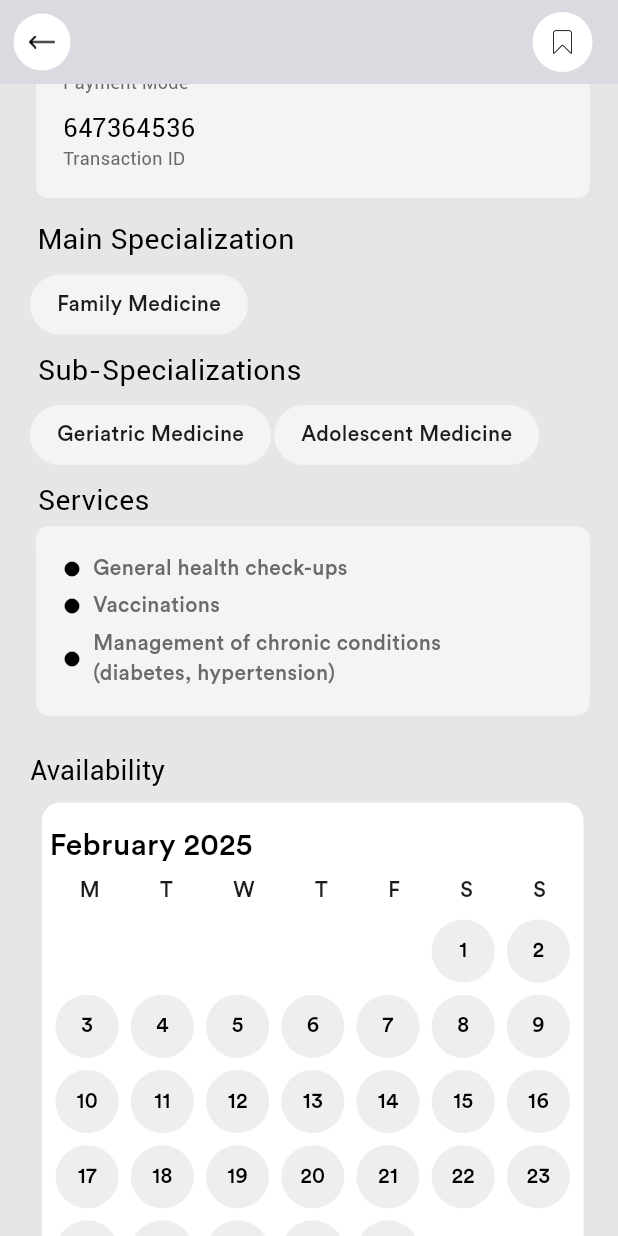
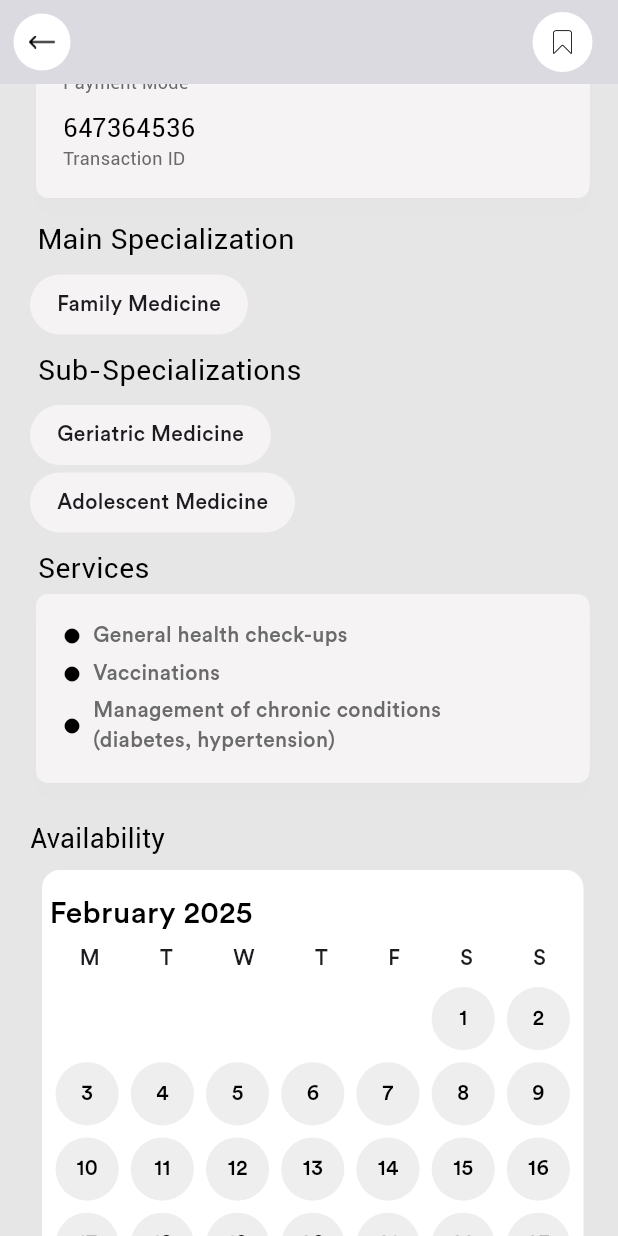
Before and after one commit to expoders8/ZynabAIExpoders, a Flutter app: the AppointmentDetailsPage screen opened by its route, scrolled down 576 dp, on a phone screen of 412 x 824 dp. Run offline on Flutter 3.47's test engine with Material 3 defaults, Android fonts, the phone set to English and light mode, and no system bars; our stand-ins replace accordion, avatar_glow, camera, flutter_typeahead, get, get_storage and 4 more; missing offline and left inert: bottom_picker, flutter_overlay_loader, flutter_sound, voice_message_package; accounts and stored records are empty; Roboto replaces fonts that are missing (CircularStd).

Commit message:
Bug fix Design changes

```diff
--- a/lib/app/ui/Appointment/appointmentdetails.dart
+++ b/lib/app/ui/Appointment/appointmentdetails.dart
@@ -483,10 +483,11 @@ class _DoctoreDetailsPageState extends State<AppointmentDetailsPage> {
                       ),
                     ),
                     SizedBox(height: 10),
-                    Row(
+                    Column(
+                      crossAxisAlignment: CrossAxisAlignment.start,
                       children: [
                         buildServiceCardWidget("Geriatric Medicine"),
-                        const SizedBox(width: 2),
+                        const SizedBox(height: 5),
                         buildServiceCardWidget("Adolescent Medicine"),
                       ],
                     ),
--- a/lib/app/ui/AppointmentScheduled/appointment_scheduled.dart
+++ b/lib/app/ui/AppointmentScheduled/appointment_scheduled.dart
@@ -307,7 +307,7 @@ class _AppointmentScheduledPageState extends State<AppointmentScheduledPage> {
                         padding: EdgeInsets.zero,
                         color: kPrimaryColor,
                         onPressed: () {
-                          Get.offAll(() => const TabPage(selectedTabIndex: 0));
+                          Get.offAll(() => const TabPage(selectedTabIndex: 3));
                         },
                         child: const Text(
                           "SAVE RECEIPT",
```
Also changed, not shown: lib/app/ui/DoctorDetails/doctor_details.dart (+16 -2 lines), lib/app/ui/FIneDoctorsNearby/fine_doctors_nearby.dart (+5 -4 lines), lib/app/ui/home/home.dart (+7 -5 lines), 3 other files.
